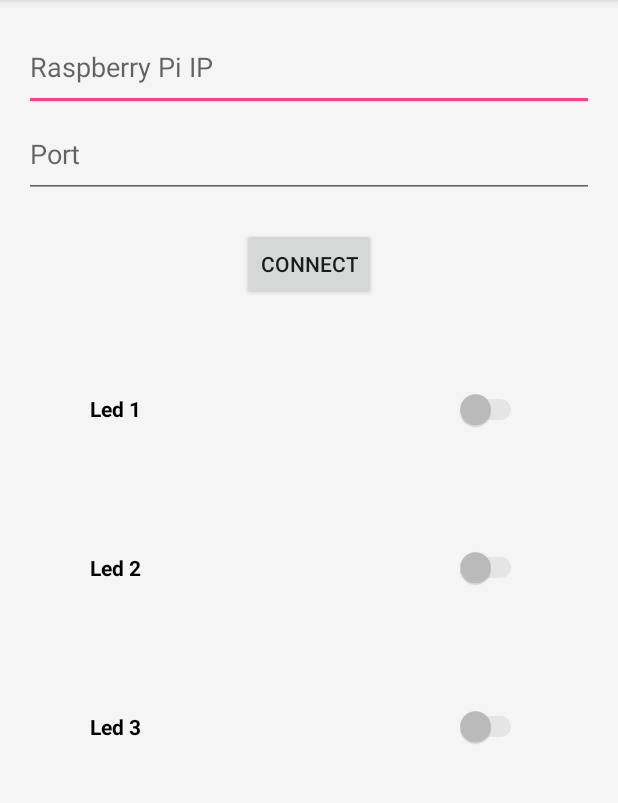
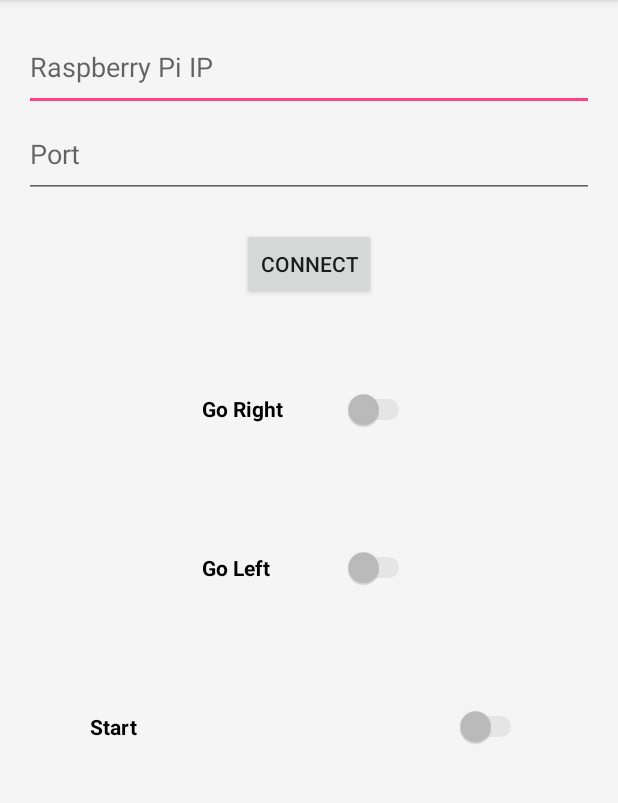
Before and after one commit to sancher6/Android_App, an Android app: the screen it shows after launch (MainActivity), on a phone screen of 412 x 824 dp, the part 84-887 px from its top. Run offline under Robolectric (Android 15) with nearby library versions, the phone set to English and light mode, and no system bars.

Commit message:
working on formatting

```diff
--- a/raspberrypiclient/RaspberryPiClient/app/src/main/res/layout/activity_main.xml
+++ b/raspberrypiclient/RaspberryPiClient/app/src/main/res/layout/activity_main.xml
@@ -46,32 +46,32 @@
         android:layout_marginTop="20dp" />
 
     <Switch
-        android:layout_width="291dp"
+        android:id="@+id/led1"
+        android:layout_width="142dp"
         android:layout_height="wrap_content"
-        android:text="@string/led_1"
-        android:id="@+id/led1"
+        android:layout_gravity="center_horizontal"
+        android:layout_marginTop="20dp"
+        android:layout_weight="0.18"
+        android:longClickable="false"
+        android:text="@string/go_right"
+        android:textColor="#000000"
+        android:textStyle="bold" />
+
+    <Switch
+        android:id="@+id/led2"
+        android:layout_width="142dp"
+        android:layout_height="wrap_content"
         android:layout_gravity="center_horizontal"
         android:layout_weight="0.18"
+        android:checked="false"
+        android:text="@string/go_left"
         android:textColor="#000000"
-        android:longClickable="false"
-        android:textStyle="bold"
-        android:layout_marginTop="20dp" />
-
-    <Switch
-        android:layout_width="291dp"
-        android:layout_height="wrap_content"
-        android:text="@string/led_2"
-        android:id="@+id/led2"
-        android:layout_gravity="center_horizontal"
-        android:checked="false"
-        android:textColor="#000000"
-        android:layout_weight="0.18"
         android:textStyle="bold" />
 
     <Switch
         android:layout_width="291dp"
         android:layout_height="wrap_content"
-        android:text="@string/led_3"
+        android:text="@string/start"
         android:id="@+id/led3"
         android:layout_gravity="center_horizontal"
         android:layout_weight="0.18"
--- a/raspberrypiclient/RaspberryPiClient/app/src/main/res/values/strings.xml
+++ b/raspberrypiclient/RaspberryPiClient/app/src/main/res/values/strings.xml
@@ -3,9 +3,9 @@
     <string name="raspberry_pi_ip">Raspberry Pi IP</string>
     <string name="port">Port</string>
     <string name="connect">Connect</string>
-    <string name="led_1">Led 1</string>
-    <string name="led_2">Led 2</string>
-    <string name="led_3">Led 3</string>
+    <string name="go_right">Go Right</string>
+    <string name="go_left">Go Left</string>
+    <string name="start">Start</string>
     <color name="myColor">#F5F5F5</color>
 
 </resources>
```
